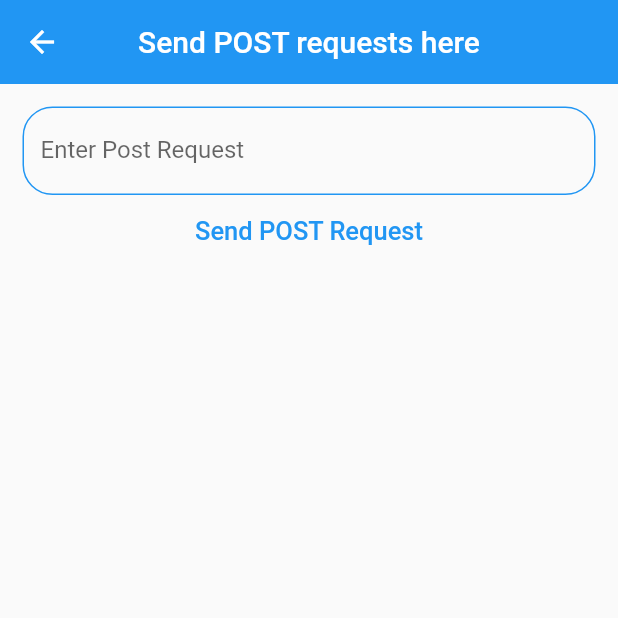
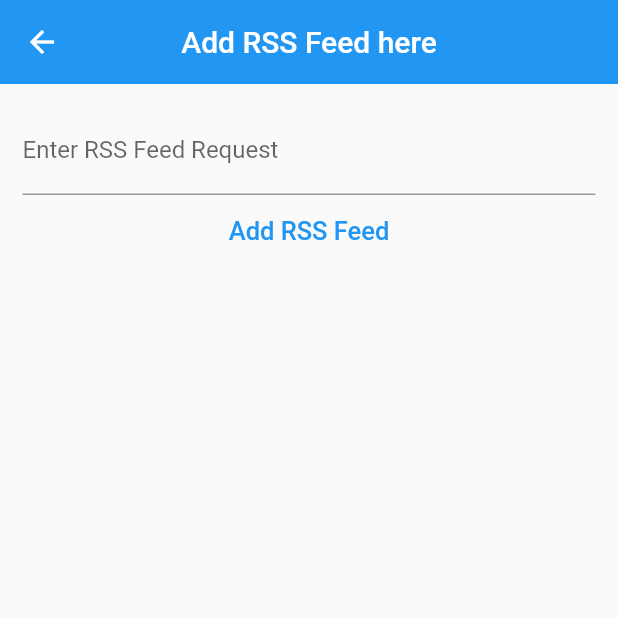
Before and after one commit to vanshv/rss_reader, a Flutter app: the AddFeed screen opened directly, on a phone screen of 412 x 824 dp, the top half of it. Run offline on Flutter 3.47's test engine with Material 2 defaults, Android fonts, the phone set to English and light mode, and no system bars; our stand-ins replace flutter_easyloading.

```diff
--- a/lib/screens/add_feed.dart
+++ b/lib/screens/add_feed.dart
@@ -1,7 +1,9 @@
 import 'package:flutter/material.dart';
+import 'package:flutter_easyloading/flutter_easyloading.dart';
 import 'package:http/http.dart' as http;
 import 'dart:convert';
-import 'package:webfeed/webfeed.dart';
+
+import '../services/request_api.dart';
 
 class AddFeed extends StatefulWidget {
   const AddFeed({Key? key}) : super(key: key);
@@ -11,46 +13,14 @@ class AddFeed extends StatefulWidget {
 }
 
 class _AddFeedState extends State<AddFeed> {
-  String name = "null string";
+  String feed = "null string";
 
-  String stroke = "lmso shit luck";
-
-  RssFeed? resp;
-
-  final _formKey = GlobalKey<FormState>();
-
-  OutlineInputBorder _inputformdeco() {
-    return OutlineInputBorder(
-      borderRadius: BorderRadius.circular(20.0),
-      borderSide:
-          const BorderSide(width: 1.0, color: Colors.blue, style: BorderStyle.solid),
-    );
-  }
-
-  Future<bool> isNotURL() async {
-    try {
-      final client = http.Client();
-      final respo = await client.get(Uri.parse(name));
-      return (respo.statusCode != 200);
-    } on Exception catch (_) {
-      // print(s);
-      return true;
-    }
-  }
-
-  Future<void> _savingData() async {
-    final form = _formKey.currentState;
-    if (form != null && !form.validate()) {
-      return;
-    }
-    form?.save();
-  }
 
   @override
   Widget build(BuildContext context) {
     return Scaffold(
       appBar: AppBar(
-        title: const Text("Send POST requests here"),
+        title: const Text("Add RSS Feed here"),
         centerTitle: true,
         elevation: 0,
         // backgroundColor: Colors.transparent,
@@ -62,44 +32,19 @@ class _AddFeedState extends State<AddFeed> {
           children: [
             SizedBox(
               width: 350,
-              child: Form(
-                key: _formKey,
-                child: TextFormField(
-                    decoration: InputDecoration(
-                      labelText: 'Enter Post Request',
-                      enabledBorder: _inputformdeco(),
-                      focusedBorder: _inputformdeco(),
-                    ),
-                    onSaved: (value) {
-                      name = value ?? "";
-                    }),
-              ),
+              child: TextFormField(
+                  decoration:
+                      const InputDecoration(labelText: 'Enter RSS Feed Request'),
+                  onSaved: (value) {
+                    feed = value ?? "";
+                  }),
             ),
             TextButton(
                 onPressed: () async {
-                  _savingData();
-                  final tttt = await isNotURL();
-                  if (tttt) {
-                    //replace this with easyloading
-                    ScaffoldMessenger.of(context).showSnackBar(
-                      const SnackBar(
-                        content: Text("URL given is not a valid RSS FEED"),
-                        behavior: SnackBarBehavior.floating,
-                      ),
-                    );
-                    return;
-                  }
+                  await RequestAPI.addfeed(feed, context);
 
-                  const url = "http://10.0.2.2:5000/name";
-
-                  http.post(Uri.parse(url), body: json.encode({'name': name}));
-                  // if (!mounted) return;
-                  // Navigator.of(context).pop();
                 },
-                //  style: const ButtonStyle(
-                //    TextStyle(fontSize: 16, color: Colors.blue),
-                //  ),
-                child: const Text('Send POST Request',
+                child: const Text('Add RSS Feed',
                     style: TextStyle(
                         fontSize: 17,
                         // fontWeight: FontWeight.bold,
--- a/lib/screens/dashboard.dart
+++ b/lib/screens/dashboard.dart
@@ -27,7 +27,7 @@ class _DashboardState extends State<Dashboard> {
         child: const Icon(Icons.add),
         onPressed: () {
           Navigator.push(
-              context, MaterialPageRoute(builder: (context) => AddFeed()));
+              context, MaterialPageRoute(builder: (context) => const AddFeed()));
         },
       ),
       body: SizedBox(
```
Also changed, not shown: lib/services/request_api.dart (+20 -0 lines), 3 other files.
